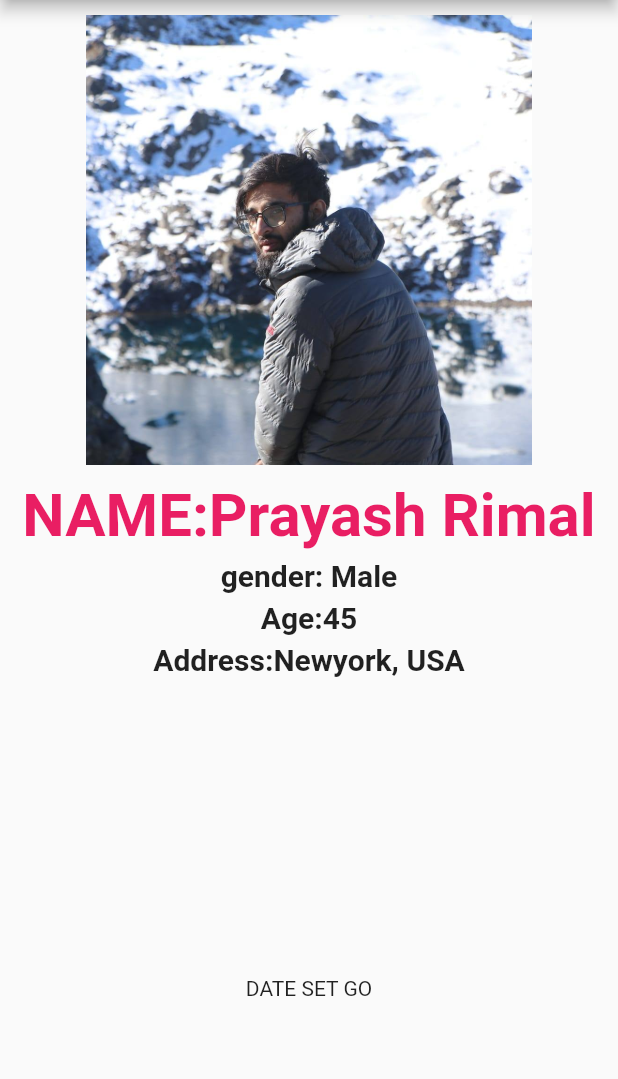
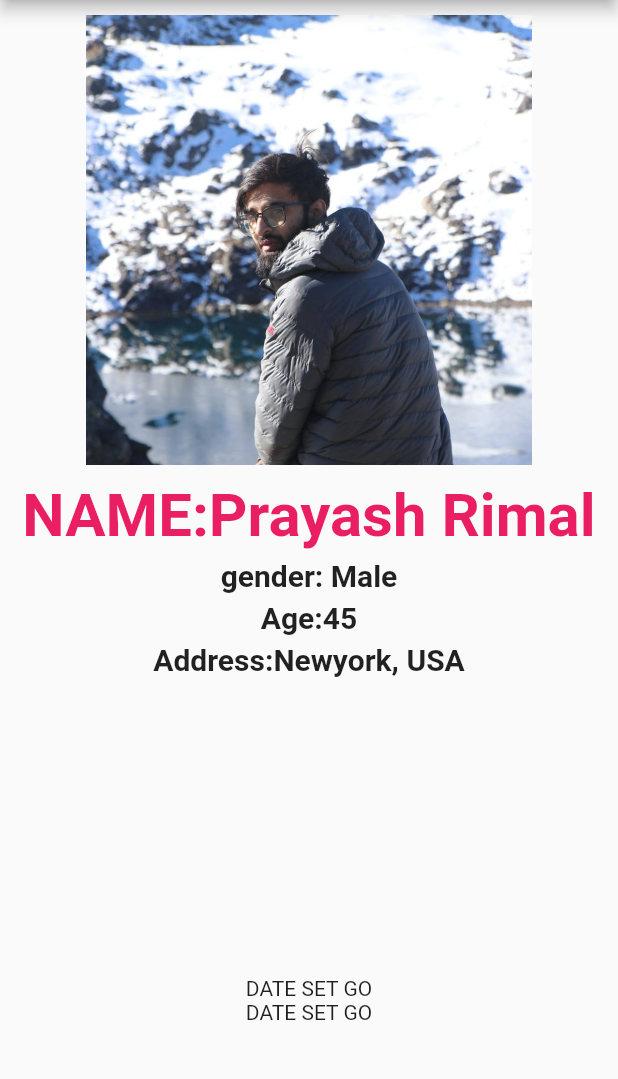
Before and after one commit to rojanparajuli/profile_app, a Flutter app: the screen it shows after launch, on a phone screen of 412 x 824 dp, the part 84-1163 px from its top. Run offline on Flutter 3.47's test engine with Material 2 defaults, Android fonts, the phone set to English and light mode, and no system bars.

Commit message:
text widget added

```diff
--- a/lib/main.dart
+++ b/lib/main.dart
@@ -45,7 +45,9 @@ void main() {
           SizedBox(
             height: 200,
           ),
-          Text('DATE SET GO')
+          Text('DATE SET GO'),
+          Text('DATE SET GO'),
+
         ],
       ),
     ),
```
